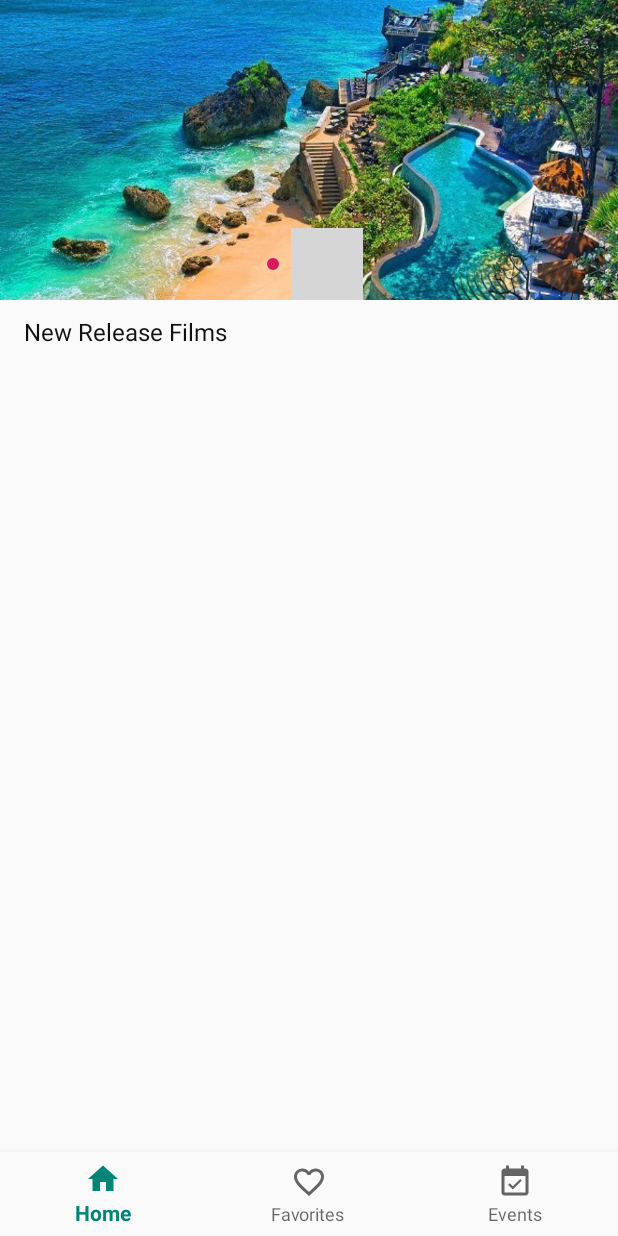
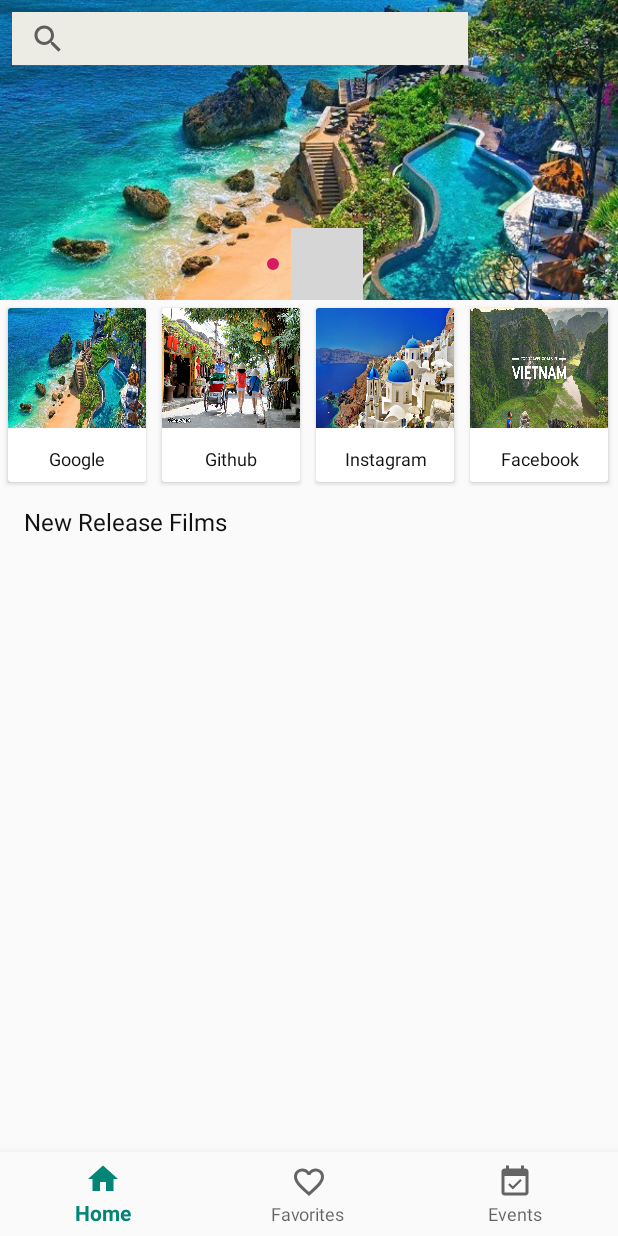
Before and after one commit to gacon97/codeNam, an Android app: the screen it shows after launch (MainActivity), on a phone screen of 412 x 824 dp. Run offline under Robolectric (Android 15) with nearby library versions, the phone set to English and light mode, and no system bars; our stand-ins replace Volley; plain views replace SlidingSplashView; pictures from the network do not load.

Commit message:
add grid

```diff
--- a/app/src/main/AndroidManifest.xml
+++ b/app/src/main/AndroidManifest.xml
@@ -18,6 +18,8 @@
 
                 <category android:name="android.intent.category.LAUNCHER" />
             </intent-filter>
+            <meta-data android:name="android.app.searchable"
+                android:resource="@xml/searchable"/>
         </activity>
     </application>
 
--- /dev/null
+++ b/app/src/main/java/com/example/bottomnavigation/CustomGrid.java
@@ -0,0 +1,62 @@
+package com.example.bottomnavigation;
+
+import android.content.Context;
+import android.view.LayoutInflater;
+import android.view.View;
+import android.view.ViewGroup;
+import android.widget.BaseAdapter;
+import android.widget.ImageView;
+import android.widget.TextView;
+
+public class CustomGrid extends BaseAdapter {
+    private Context mContext;
+    private final String[] web;
+    private final int[] Imageid;
+
+    public CustomGrid(Context c,String[] web,int[] Imageid ) {
+        mContext = c;
+        this.Imageid = Imageid;
+        this.web = web;
+    }
+
+    @Override
+    public int getCount() {
+        // TODO Auto-generated method stub
+        return web.length;
+    }
+
+    @Override
+    public Object getItem(int position) {
+        // TODO Auto-generated method stub
+        return null;
+    }
+
+    @Override
+    public long getItemId(int position) {
+        // TODO Auto-generated method stub
+        return 0;
+    }
+
+
+    @Override
+    public View getView(int position, View convertView, ViewGroup parent) {
+        // TODO Auto-generated method stub
+        View grid;
+        LayoutInflater inflater = (LayoutInflater) mContext
+                .getSystemService(Context.LAYOUT_INFLATER_SERVICE);
+
+        if (convertView == null) {
+
+            grid = new View(mContext);
+            grid = inflater.inflate(R.layout.grid_single, null);
+            TextView textView = (TextView) grid.findViewById(R.id.grid_text);
+            ImageView imageView = (ImageView)grid.findViewById(R.id.grid_image);
+            textView.setText(web[position]);
+            imageView.setImageResource(Imageid[position]);
+        } else {
+            grid = (View) convertView;
+        }
+
+        return grid;
+    }
+}
--- a/app/src/main/java/com/example/bottomnavigation/FragmentHome.java
+++ b/app/src/main/java/com/example/bottomnavigation/FragmentHome.java
@@ -20,7 +20,11 @@ import android.support.v7.widget.RecyclerView;
 import android.util.Log;
 import android.util.TypedValue;
 
+import android.widget.AdapterView;
+import android.widget.EditText;
+import android.widget.GridView;
 import android.widget.ImageView;
+import android.widget.SearchView;
 import android.widget.TextView;
 import android.widget.Toast;
 import android.widget.ViewFlipper;
@@ -60,6 +64,7 @@ public class FragmentHome extends Fragment {
     private StoreAdapter mAdapter;
 //    private ViewFlipper viewFlipper;
     private ViewPager viewPager;
+    private SearchView searchView;
     private Slider slider;
     private float x1,x2;
     static final int MIN_DISTANCE = 150;
@@ -67,7 +72,20 @@ public class FragmentHome extends Fragment {
     Timer timer;
     final long DELAY_MS = 3000;//delay in milliseconds before task is to be executed
     final long PERIOD_MS = 5000;
+    GridView grid;
+    String[] web = {
+            "Google",
+            "Github",
+            "Instagram",
+            "Facebook"
+    } ;
+    int[] imageId = {
+            R.drawable.slide1,
+            R.drawable.slide2,
+            R.drawable.slide3,
+            R.drawable.slide4,
 
+    };
     public FragmentHome() {
         // Required empty public constructor
     }
@@ -87,19 +105,21 @@ public class FragmentHome extends Fragment {
     @Override
     public View onCreateView(LayoutInflater inflater, ViewGroup container,
                              Bundle savedInstanceState) {
+
         // Inflate the layout for this fragment
         View view = inflater.inflate(R.layout.fragment_fragment_home, container, false);
 
-        recyclerView = view.findViewById(R.id.recycler_view);
-        movieList = new ArrayList<>();
-        mAdapter = new StoreAdapter(getActivity(), movieList);
-
-        RecyclerView.LayoutManager mLayoutManager = new GridLayoutManager(getActivity(), 3);
-        recyclerView.setLayoutManager(mLayoutManager);
-        recyclerView.addItemDecoration(new GridSpacingItemDecoration(2, dpToPx(8), true));
-        recyclerView.setItemAnimator(new DefaultItemAnimator());
-        recyclerView.setAdapter(mAdapter);
-        recyclerView.setNestedScrollingEnabled(false);
+//        recyclerView = view.findViewById(R.id.recycler_view);
+//        movieList = new ArrayList<>();
+//        mAdapter = new StoreAdapter(getActivity(), movieList);
+//
+//
+//        RecyclerView.LayoutManager mLayoutManager = new GridLayoutManager(getActivity(), 3);
+//        recyclerView.setLayoutManager(mLayoutManager);
+//        recyclerView.addItemDecoration(new GridSpacingItemDecoration(2, dpToPx(8), true));
+//        recyclerView.setItemAnimator(new DefaultItemAnimator());
+//        recyclerView.setAdapter(mAdapter);
+//        recyclerView.setNestedScrollingEnabled(false);
 
         viewPager = view.findViewById(R.id.viewpager);
 
@@ -118,6 +138,21 @@ public class FragmentHome extends Fragment {
             }
         };
 
+        CustomGrid adapter = new CustomGrid(getActivity(), web, imageId);
+        grid = view.findViewById(R.id.grid);
+        grid.setAdapter(adapter);
+
+        grid.setOnItemClickListener(new AdapterView.OnItemClickListener() {
+
+            @Override
+            public void onItemClick(AdapterView<?> parent, View view,
+                                    int position, long id) {
+                Toast.makeText(getActivity(), "You Clicked at " +web[+ position], Toast.LENGTH_SHORT).show();
+
+            }
+        });
+
+
         timer = new Timer(); // This will create a new Thread
         timer.schedule(new TimerTask() { // task to be scheduled
             @Override
@@ -130,7 +165,7 @@ public class FragmentHome extends Fragment {
         viewPager.setAdapter(slider);
 
 
-        fetchStoreItems();
+//        fetchStoreItems();
         return view;
     }
 
--- a/app/src/main/java/com/example/bottomnavigation/MainActivity.java
+++ b/app/src/main/java/com/example/bottomnavigation/MainActivity.java
@@ -63,9 +63,6 @@ public class MainActivity extends AppCompatActivity {
         navigation.setOnNavigationItemSelectedListener(mOnNavigationItemSelectedListener);
         loadFragment(new FragmentHome());
 
-
-
-//
         CoordinatorLayout.LayoutParams layoutParams = (CoordinatorLayout.LayoutParams) navigation.getLayoutParams();
         layoutParams.setBehavior(new BottomNavigationBehavior());
     }
--- a/app/src/main/res/layout/fragment_fragment_home.xml
+++ b/app/src/main/res/layout/fragment_fragment_home.xml
@@ -1,9 +1,20 @@
 <?xml version="1.0" encoding="utf-8"?>
-<android.support.v4.widget.NestedScrollView xmlns:android="http://schemas.android.com/apk/res/android"
+<android.support.design.widget.CoordinatorLayout xmlns:android="http://schemas.android.com/apk/res/android"
+    xmlns:app="http://schemas.android.com/apk/res-auto"
     xmlns:tools="http://schemas.android.com/tools"
+    android:id="@+id/container"
     android:layout_width="match_parent"
     android:layout_height="match_parent"
-    xmlns:app="http://schemas.android.com/apk/res-auto"
+    tools:context=".MainActivity">
+
+<FrameLayout
+    android:layout_width="match_parent"
+    android:layout_height="match_parent">
+    <android.support.v4.widget.NestedScrollView
+        android:id="@+id/nes_scroll"
+        android:layout_width="match_parent"
+        android:layout_height="match_parent"
+        android:alwaysDrawnWithCache="false"
         tools:context=".FragmentHome">
 
         <!-- TODO: Update blank fragment layout -->
@@ -11,30 +22,45 @@
             android:layout_width="match_parent"
             android:layout_height="match_parent"
             android:orientation="vertical">
+
+
             <RelativeLayout
                 android:layout_width="match_parent"
                 android:layout_height="match_parent"
-            >
+                android:layout_gravity="top"
+                android:layout_marginTop="0dp"
+                android:alwaysDrawnWithCache="false">
+
+
                 <android.support.v4.view.ViewPager
                     android:id="@+id/viewpager"
                     android:layout_width="match_parent"
                     android:layout_height="200dp">
 
                 </android.support.v4.view.ViewPager>
+
                 <android.support.design.widget.TabLayout
                     android:id="@+id/tabDots"
-                android:layout_alignParentBottom="true"
                     android:layout_width="match_parent"
                     android:layout_height="wrap_content"
+                    android:layout_alignParentBottom="true"
                     app:tabBackground="@drawable/tab_selector"
                     app:tabGravity="center"
-                app:tabIndicatorHeight="0dp"/>
-            <!--<com.chabbal.slidingdotsplash.SlidingSplashView-->
-                <!--android:id="@+id/splash"-->
-                <!--android:layout_width="match_parent"-->
-                <!--android:layout_height="match_parent"-->
-                <!--app:imageResources="@array/img_id_arr"/>-->
+                    app:tabIndicatorHeight="0dp" />
+
             </RelativeLayout>
+
+            <GridView
+                android:id="@+id/grid"
+                android:layout_width="fill_parent"
+                android:layout_height="fill_parent"
+                android:columnWidth="50dp"
+                android:gravity="center"
+                android:numColumns="4"
+                android:stretchMode="columnWidth">
+
+
+            </GridView>
             <TextView
                 android:layout_width="match_parent"
                 android:layout_height="wrap_content"
@@ -43,13 +69,39 @@
                 android:text="New Release Films"
                 android:textColor="#111"
                 android:textSize="16dp" />
+            <!--<android.support.v7.widget.RecyclerView-->
+                <!--android:id="@+id/recycler_view"-->
+                <!--android:layout_width="match_parent"-->
+                <!--android:layout_height="wrap_content"-->
+                <!--android:clipToPadding="false"-->
+                <!--android:scrollbars="vertical" >-->
 
-        <android.support.v7.widget.RecyclerView
-            android:id="@+id/recycler_view"
-            android:layout_width="match_parent"
-            android:layout_height="wrap_content"
-            android:clipToPadding="false"
-            android:scrollbars="vertical" />
+            <!--</android.support.v7.widget.RecyclerView>-->
         </LinearLayout>
 
     </android.support.v4.widget.NestedScrollView>
+
+    <android.support.design.widget.BottomNavigationView
+        android:layout_width="match_parent"
+        android:layout_height="wrap_content"
+        android:layout_gravity="top"
+        android:alwaysDrawnWithCache="true"
+        android:background="#00FCFCFC"
+        android:keepScreenOn="true"
+        android:visibility="visible"
+        app:itemTextColor="#F44336">
+
+        <SearchView
+
+            android:layout_width="match_parent"
+            android:layout_height="35dp"
+            android:layout_marginLeft="8dp"
+            android:layout_marginTop="8dp"
+            android:layout_marginRight="100dp"
+            android:layout_marginBottom="8dp"
+            android:background="#ECECE5" />
+    </android.support.design.widget.BottomNavigationView>
+</FrameLayout>
+
+
+</android.support.design.widget.CoordinatorLayout>
--- /dev/null
+++ b/app/src/main/res/layout/grid_single.xml
@@ -0,0 +1,49 @@
+<?xml version="1.0" encoding="utf-8"?>
+
+<LinearLayout
+xmlns:android="http://schemas.android.com/apk/res/android" android:layout_width="match_parent"
+android:layout_height="wrap_content">
+
+
+<android.support.v7.widget.CardView
+    android:id="@+id/card_view"
+    android:layout_width="match_parent"
+    android:layout_height="match_parent"
+    android:layout_gravity="center"
+    android:layout_margin="5dp"
+    android:clickable="true"
+    android:elevation="3dp"
+    android:foreground="?attr/selectableItemBackground"
+    >
+
+    <RelativeLayout
+        android:layout_width="match_parent"
+        android:layout_height="match_parent">
+
+        <ImageView
+            android:id="@+id/grid_image"
+            android:layout_width="match_parent"
+            android:layout_height="80dp"
+            android:background="?attr/selectableItemBackgroundBorderless"
+            android:clickable="true"
+            android:scaleType="fitXY" />
+
+        <TextView
+            android:id="@+id/grid_text"
+            android:layout_width="match_parent"
+            android:layout_height="wrap_content"
+            android:layout_below="@id/grid_image"
+            android:layout_centerInParent="true"
+            android:layout_centerVertical="true"
+            android:gravity="center"
+            android:lines="2"
+            android:paddingLeft="5dp"
+            android:paddingTop="5dp"
+            android:paddingRight="5dp"
+            android:textColor="#111"
+            android:textSize="12sp" />
+
+    </RelativeLayout>
+
+</android.support.v7.widget.CardView>
+</LinearLayout>
--- a/app/src/main/res/layout/item_row.xml
+++ b/app/src/main/res/layout/item_row.xml
@@ -31,7 +31,7 @@
                 android:id="@+id/title"
                 android:layout_width="match_parent"
                 android:layout_height="wrap_content"
-                android:layout_below="@id/thumbnail"
+
                 android:lines="2"
                 android:paddingLeft="5dp"
                 android:paddingRight="5dp"
--- a/app/src/main/res/values/colors.xml
+++ b/app/src/main/res/values/colors.xml
@@ -3,4 +3,6 @@
     <color name="colorPrimary">#008577</color>
     <color name="colorPrimaryDark">#00574B</color>
     <color name="colorAccent">#D81B60</color>
+    <color name="colorSearch">#F5F3F3</color>
+
 </resources>
--- a/app/src/main/res/values/strings.xml
+++ b/app/src/main/res/values/strings.xml
@@ -5,6 +5,8 @@
     <string name="title_notifications">Notifications</string>
     <string name="title_favorite">Favorites</string>
     <string name="title_event">Events</string>
+    <string name="search">Travel</string>
+    <string name="search_hint">Travel VN</string>
 
     <!-- TODO: Remove or change this placeholder text -->
     <string name="hello_blank_fragment">Hello blank fragment</string>
--- a/app/src/main/res/values/styles.xml
+++ b/app/src/main/res/values/styles.xml
@@ -8,4 +8,12 @@
         <item name="colorAccent">@color/colorAccent</item>
     </style>
 
+    <style name="travel">
+        <item name="android:layout_width">332dp</item>
+        <item name="android:layout_height">wrap_content</item>
+        <item name="android:layout_marginLeft">8dp</item>
+        <item name="android:layout_marginTop">8dp</item>
+        <item name="android:layout_marginBottom">8dp</item>
+    </style>
+
 </resources>
--- /dev/null
+++ b/app/src/main/res/xml/searchable.xml
@@ -0,0 +1,9 @@
+<?xml version="1.0" encoding="utf-8"?>
+<searchable xmlns:android="http://schemas.android.com/apk/res/android"
+    android:label="@string/search"
+    android:hint="@string/search_hint"
+    android:searchSuggestAuthority="dictionary"
+    android:searchSuggestIntentAction="android.intent.action.VIEW"
+    android:includeInGlobalSearch="true"
+    android:searchSettingsDescription="@string/search_hint" >
+</searchable>
--- a/build.gradle
+++ b/build.gradle
@@ -7,7 +7,7 @@ buildscript {
 
     }
     dependencies {
-        classpath 'com.android.tools.build:gradle:3.3.1'
+        classpath 'com.android.tools.build:gradle:3.4.0'
 
         // NOTE: Do not place your application dependencies here; they belong
         // in the individual module build.gradle files
```
Also changed, not shown: app/src/main/res/drawable/slide4.jpg (added), gradle/wrapper/gradle-wrapper.properties, 1 other file. Lines whose indentation alone changed are shown as unchanged.
